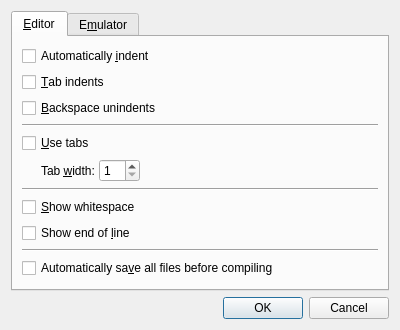
Before: the Qt Designer form editor/SettingsDialog.ui in zapolnov/zxide, drawn with Qt 5.
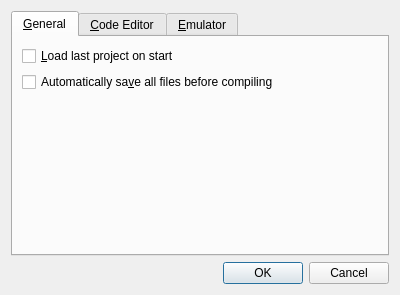
After: the same form once the commit is applied.

Commit message: Automatically load last project on startup.

The edit to the form file:
```diff
--- a/editor/SettingsDialog.ui
+++ b/editor/SettingsDialog.ui
@@ -7,7 +7,7 @@
     <x>0</x>
     <y>0</y>
     <width>400</width>
-    <height>329</height>
+    <height>290</height>
    </rect>
   </property>
   <property name="windowTitle">
@@ -25,9 +25,43 @@
      <property name="movable">
       <bool>false</bool>
      </property>
+     <widget class="QWidget" name="generalTab">
+      <attribute name="title">
+       <string>&amp;General</string>
+      </attribute>
+      <layout class="QVBoxLayout" name="verticalLayout">
+       <item>
+        <widget class="QCheckBox" name="loadLastProjectCheck">
+         <property name="text">
+          <string>&amp;Load last project on start</string>
+         </property>
+        </widget>
+       </item>
+       <item>
+        <widget class="QCheckBox" name="autoSaveBeforeCompileCheck">
+         <property name="text">
+          <string>Automatically sa&amp;ve all files before compiling</string>
+         </property>
+        </widget>
+       </item>
+       <item>
+        <spacer name="generalTabSpacer">
+         <property name="orientation">
+          <enum>Qt::Vertical</enum>
+         </property>
+         <property name="sizeHint" stdset="0">
+          <size>
+           <width>20</width>
+           <height>40</height>
+          </size>
+         </property>
+        </spacer>
+       </item>
+      </layout>
+     </widget>
      <widget class="QWidget" name="editorTab">
       <attribute name="title">
-       <string>&amp;Editor</string>
+       <string>&amp;Code Editor</string>
       </attribute>
       <layout class="QVBoxLayout" name="editorTabLayout">
        <item>
@@ -145,23 +179,6 @@
          </property>
         </widget>
        </item>
-       <item>
-        <widget class="QFrame" name="editorTabSeparator3">
-         <property name="frameShape">
-          <enum>QFrame::HLine</enum>
-         </property>
-         <property name="frameShadow">
-          <enum>QFrame::Sunken</enum>
-         </property>
-        </widget>
-       </item>
-       <item>
-        <widget class="QCheckBox" name="autoSaveBeforeCompileCheck">
-         <property name="text">
-          <string>Automatically sa&amp;ve all files before compiling</string>
-         </property>
-        </widget>
-       </item>
        <item>
         <spacer name="editorTabSpacer">
          <property name="orientation">
@@ -179,7 +196,7 @@
      </widget>
      <widget class="QWidget" name="emulatorTab">
       <attribute name="title">
-       <string>E&amp;mulator</string>
+       <string>&amp;Emulator</string>
       </attribute>
       <layout class="QVBoxLayout" name="emulatorTabLayout">
        <item>
```
Left out of the diff: 7 changed lines with no effect on the pictures. The commit also changes 5 other files.
